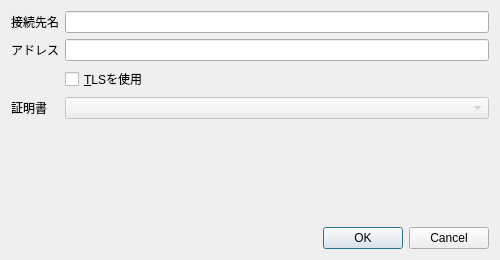
This is ui/ServerEditDialog.ui in shibafu528/florarpc as Qt 5 draws it before an edit. The edited form follows.
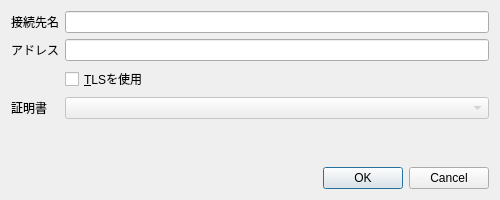
This is the edited form.

Patch:
```diff
--- a/ui/ServerEditDialog.ui
+++ b/ui/ServerEditDialog.ui
@@ -10,7 +10,7 @@
     <x>0</x>
     <y>0</y>
     <width>500</width>
-    <height>260</height>
+    <height>200</height>
    </rect>
   </property>
   <property name="windowTitle">
```
